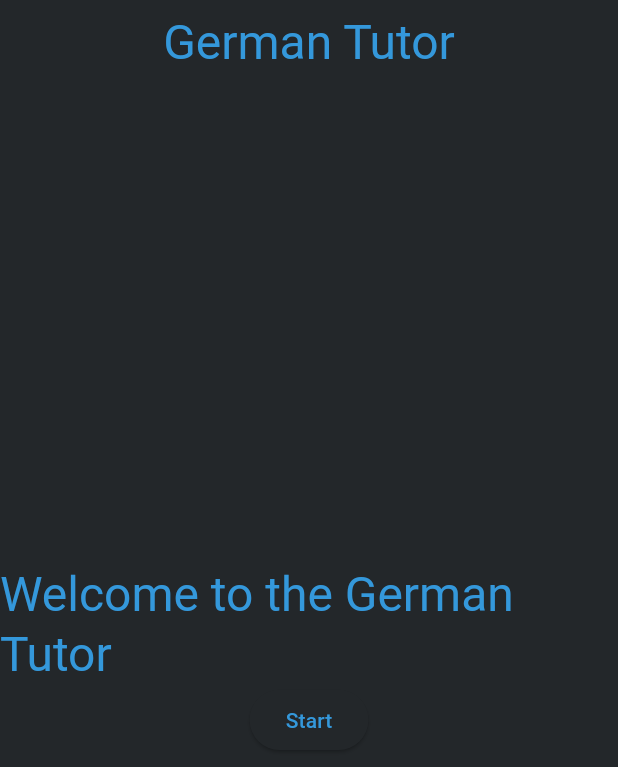
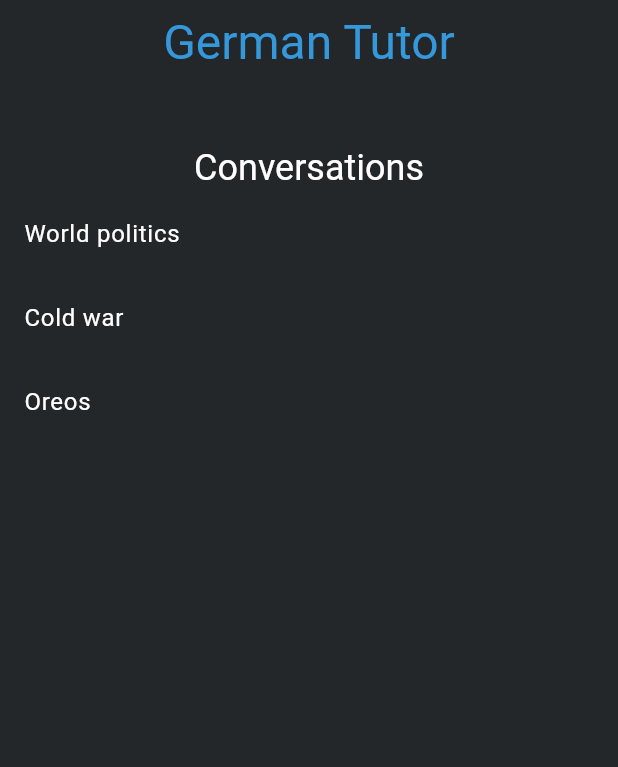
Before and after one commit to John-Ad/multilingual_chat, a Flutter app: the screen it shows after launch, on a phone screen of 412 x 824 dp. Shown: the top 767 px of the screen. Run offline on Flutter 3.47's test engine with Material 2 defaults, Android fonts, the phone set to English and light mode, and no system bars; our stand-ins replace sqflite; accounts and stored records are empty.

Commit message:
added homeConvo component

```diff
--- a/lib/views/home.dart
+++ b/lib/views/home.dart
@@ -1,4 +1,5 @@
 import 'package:flutter/material.dart';
+import 'package:german_tutor/models/conversation.dart';
 
 class Home extends StatefulWidget {
   const Home({super.key, required this.title});
@@ -14,6 +15,27 @@ class _HomeState extends State<Home> {
   Widget build(BuildContext context) {
     var theme = Theme.of(context);
 
+    List<Conversation> testConversations = [
+      Conversation(
+        id: 1,
+        name: "World politics",
+        createdAt: 971200000,
+        updatedAt: 971200000,
+      ),
+      Conversation(
+        id: 2,
+        name: "Cold war",
+        createdAt: 971200000,
+        updatedAt: 971200000,
+      ),
+      Conversation(
+        id: 3,
+        name: "Oreos",
+        createdAt: 971200000,
+        updatedAt: 971200000,
+      ),
+    ];
+
     return Scaffold(
       appBar: AppBar(
         title: Center(
@@ -26,25 +48,37 @@ class _HomeState extends State<Home> {
         ),
         backgroundColor: theme.primaryColor,
       ),
-      body: Center(
-        child: Column(
-          mainAxisAlignment: MainAxisAlignment.center,
-          children: <Widget>[
-            Text(
-              'Welcome to the German Tutor',
-              style: theme.textTheme.headlineLarge,
-            ),
-            ElevatedButton(
-              onPressed: () {},
-              child: Text(
-                'Start',
-                style: theme.textTheme.labelLarge!.copyWith(
-                  color: theme.colorScheme.tertiary,
-                ),
+      body: Column(
+        children: [
+          Padding(
+            padding: const EdgeInsets.fromLTRB(0, 40, 0, 0),
+            child: Text(
+              'Conversations',
+              style: theme.textTheme.headlineSmall!.copyWith(
+                color: theme.colorScheme.onPrimary,
               ),
             ),
-          ],
-        ),
+          ),
+          Center(
+            child: ListView(
+              shrinkWrap: true,
+              children: [
+                for (var conversation in testConversations)
+                  ListTile(
+                    title: Text(
+                      conversation.name,
+                      style: theme.textTheme.bodyLarge!.copyWith(
+                        color: theme.colorScheme.onPrimary,
+                      ),
+                    ),
+                    onTap: () {
+                      Navigator.pushNamed(context, '/conversation');
+                    },
+                  ),
+              ],
+            ),
+          ),
+        ],
       ),
     );
   }
```
Also changed, not shown: lib/components/homeConversation.dart (added, +44 -0 lines).
